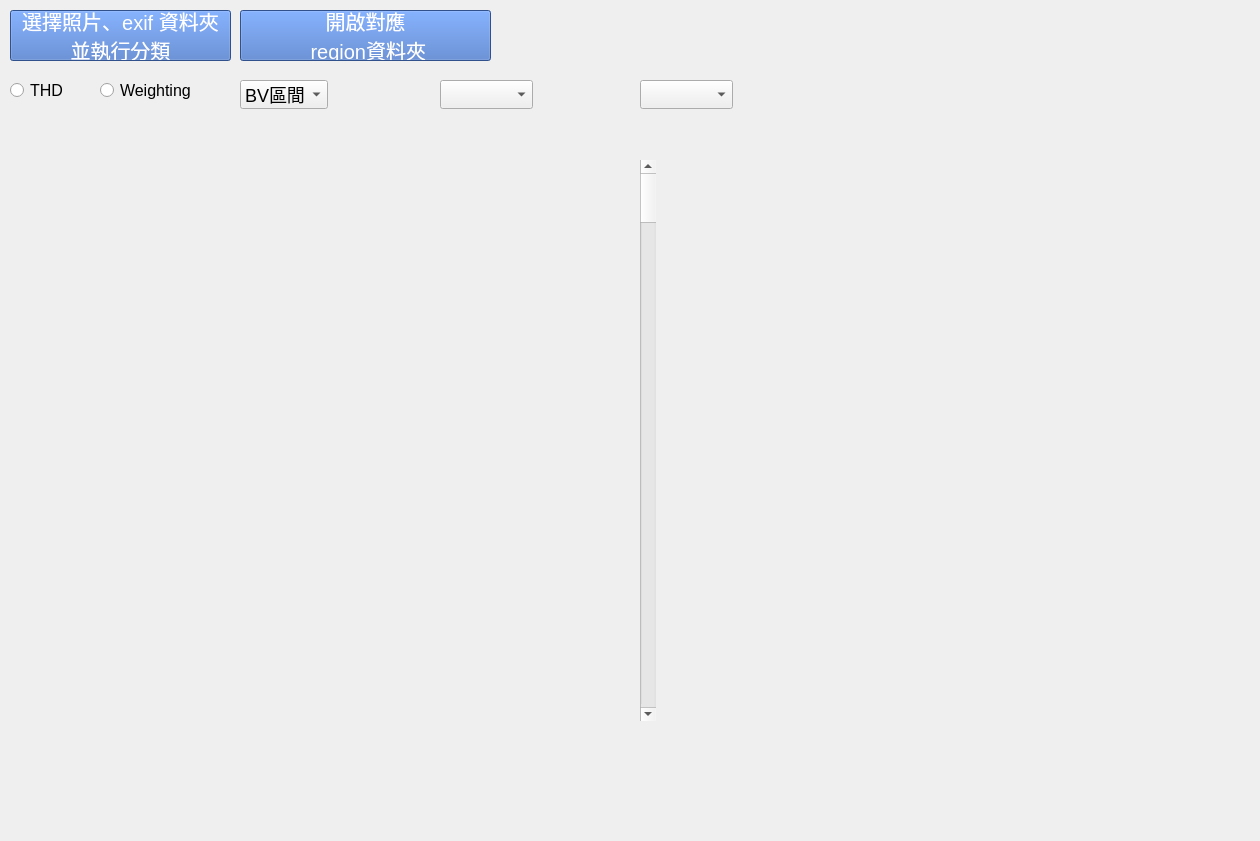
This is MTK/AE/mtkAEclassify/UI.ui in YuTing-Fang1999/FIH-tool as Qt 5 draws it before an edit. The edited form follows.
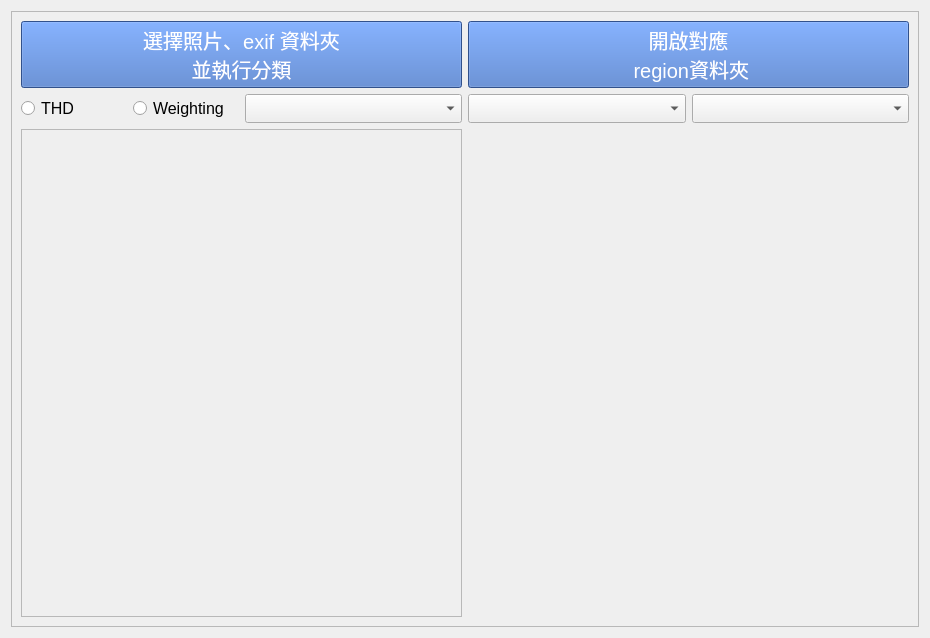
This is the edited form.

The edit to the form file:
```diff
--- a/MTK/AE/mtkAEclassify/UI.ui
+++ b/MTK/AE/mtkAEclassify/UI.ui
@@ -6,8 +6,8 @@
    <rect>
     <x>0</x>
     <y>0</y>
-    <width>1260</width>
-    <height>841</height>
+    <width>930</width>
+    <height>638</height>
    </rect>
   </property>
   <property name="font">
@@ -21,175 +21,205 @@
   <property name="layoutDirection">
    <enum>Qt::LeftToRight</enum>
   </property>
-  <widget class="QRadioButton" name="weighting_radio">
-   <property name="geometry">
-    <rect>
-     <x>100</x>
-     <y>70</y>
-     <width>121</width>
-     <height>41</height>
-    </rect>
-   </property>
-   <property name="font">
-    <font>
-     <pointsize>12</pointsize>
-    </font>
-   </property>
-   <property name="text">
-    <string>Weighting</string>
-   </property>
-  </widget>
-  <widget class="QPushButton" name="open_dir_btn">
-   <property name="geometry">
-    <rect>
-     <x>240</x>
-     <y>10</y>
-     <width>251</width>
-     <height>51</height>
-    </rect>
-   </property>
-   <property name="styleSheet">
-    <string notr="true">font:20px ;
-text-align:center;
-background:rgb(68, 114, 196); 
-color:rgb(255, 255, 255);</string>
-   </property>
-   <property name="text">
-    <string>開啟對應
- region資料夾</string>
-   </property>
-  </widget>
-  <widget class="QPushButton" name="load_exif_btn">
-   <property name="geometry">
-    <rect>
-     <x>10</x>
-     <y>10</y>
-     <width>221</width>
-     <height>51</height>
-    </rect>
-   </property>
-   <property name="styleSheet">
-    <string notr="true">font:20px ;
-text-align:center;
-background:rgb(68, 114, 196); 
-color:rgb(255, 255, 255);</string>
-   </property>
-   <property name="text">
-    <string>選擇照片、exif 資料夾
-並執行分類</string>
-   </property>
-  </widget>
-  <widget class="QRadioButton" name="THD_radio">
-   <property name="geometry">
-    <rect>
-     <x>10</x>
-     <y>70</y>
-     <width>121</width>
-     <height>41</height>
-    </rect>
-   </property>
-   <property name="font">
-    <font>
-     <pointsize>12</pointsize>
-    </font>
-   </property>
-   <property name="text">
-    <string>THD</string>
-   </property>
-  </widget>
-  <widget class="QComboBox" name="BV_comboBox">
-   <property name="geometry">
-    <rect>
-     <x>240</x>
-     <y>80</y>
-     <width>89</width>
-     <height>24</height>
-    </rect>
-   </property>
-   <property name="font">
-    <font>
-     <pointsize>-1</pointsize>
-     <weight>50</weight>
-     <italic>false</italic>
-     <bold>false</bold>
-    </font>
-   </property>
-   <property name="styleSheet">
-    <string notr="true">font:18px ;
-text-align:center;</string>
-   </property>
-   <property name="sizeAdjustPolicy">
-    <enum>QComboBox::AdjustToContents</enum>
-   </property>
+  <layout class="QVBoxLayout" name="verticalLayout">
    <item>
-    <property name="text">
-     <string>BV區間</string>
-    </property>
+    <widget class="QScrollArea" name="scrollArea">
+     <property name="widgetResizable">
+      <bool>true</bool>
+     </property>
+     <widget class="QWidget" name="scrollAreaWidgetContents">
+      <property name="geometry">
+       <rect>
+        <x>0</x>
+        <y>0</y>
+        <width>910</width>
+        <height>618</height>
+       </rect>
+      </property>
+      <layout class="QVBoxLayout" name="verticalLayout_4">
+       <item>
+        <layout class="QHBoxLayout" name="horizontalLayout_2">
+         <item>
+          <widget class="QPushButton" name="load_exif_btn">
+           <property name="minimumSize">
+            <size>
+             <width>200</width>
+             <height>60</height>
+            </size>
+           </property>
+           <property name="cursor">
+            <cursorShape>OpenHandCursor</cursorShape>
+           </property>
+           <property name="styleSheet">
+            <string notr="true">font:20px ;
+text-align:center;
+background:rgb(68, 114, 196); 
+color:rgb(255, 255, 255);</string>
+           </property>
+           <property name="text">
+            <string>選擇照片、exif 資料夾
+並執行分類</string>
+           </property>
+          </widget>
+         </item>
+         <item>
+          <widget class="QPushButton" name="open_dir_btn">
+           <property name="minimumSize">
+            <size>
+             <width>200</width>
+             <height>60</height>
+            </size>
+           </property>
+           <property name="cursor">
+            <cursorShape>OpenHandCursor</cursorShape>
+           </property>
+           <property name="styleSheet">
+            <string notr="true">font:20px ;
+text-align:center;
+background:rgb(68, 114, 196); 
+color:rgb(255, 255, 255);</string>
+           </property>
+           <property name="text">
+            <string>開啟對應
+ region資料夾</string>
+           </property>
+          </widget>
+         </item>
+        </layout>
+       </item>
+       <item>
+        <layout class="QHBoxLayout" name="horizontalLayout_3">
+         <item>
+          <layout class="QHBoxLayout" name="horizontalLayout">
+           <item>
+            <widget class="QRadioButton" name="THD_radio">
+             <property name="font">
+              <font>
+               <pointsize>12</pointsize>
+              </font>
+             </property>
+             <property name="text">
+              <string>THD</string>
+             </property>
+             <attribute name="buttonGroup">
+              <string notr="true">button_group</string>
+             </attribute>
+            </widget>
+           </item>
+           <item>
+            <widget class="QRadioButton" name="weighting_radio">
+             <property name="font">
+              <font>
+               <pointsize>12</pointsize>
+              </font>
+             </property>
+             <property name="text">
+              <string>Weighting</string>
+             </property>
+             <attribute name="buttonGroup">
+              <string notr="true">button_group</string>
+             </attribute>
+            </widget>
+           </item>
+          </layout>
+         </item>
+         <item>
+          <widget class="QComboBox" name="BV_comboBox">
+           <property name="font">
+            <font>
+             <pointsize>-1</pointsize>
+             <weight>50</weight>
+             <italic>false</italic>
+             <bold>false</bold>
+            </font>
+           </property>
+           <property name="styleSheet">
+            <string notr="true">font:18px ;
+text-align:center;</string>
+           </property>
+           <property name="sizeAdjustPolicy">
+            <enum>QComboBox::AdjustToContents</enum>
+           </property>
+          </widget>
+         </item>
+         <item>
+          <widget class="QComboBox" name="B2D_EVD_comboBox">
+           <property name="font">
+            <font>
+             <pointsize>-1</pointsize>
+             <weight>50</weight>
+             <italic>false</italic>
+             <bold>false</bold>
+            </font>
+           </property>
+           <property name="styleSheet">
+            <string notr="true">font:18px ;
+text-align:center;</string>
+           </property>
+           <property name="sizeAdjustPolicy">
+            <enum>QComboBox::AdjustToContents</enum>
+           </property>
+          </widget>
+         </item>
+         <item>
+          <widget class="QComboBox" name="Mid_B2M_comboBox">
+           <property name="font">
+            <font>
+             <pointsize>-1</pointsize>
+             <weight>50</weight>
+             <italic>false</italic>
+             <bold>false</bold>
+            </font>
+           </property>
+           <property name="styleSheet">
+            <string notr="true">font:18px ;
+text-align:center;</string>
+           </property>
+           <property name="sizeAdjustPolicy">
+            <enum>QComboBox::AdjustToContents</enum>
+           </property>
+          </widget>
+         </item>
+        </layout>
+       </item>
+       <item>
+        <layout class="QHBoxLayout" name="horizontalLayout_4" stretch="1,1">
+         <item>
+          <widget class="QScrollArea" name="scrollArea_2">
+           <property name="widgetResizable">
+            <bool>true</bool>
+           </property>
+           <widget class="QWidget" name="scrollAreaWidgetContents_2">
+            <property name="geometry">
+             <rect>
+              <x>0</x>
+              <y>0</y>
+              <width>440</width>
+              <height>496</height>
+             </rect>
+            </property>
+            <layout class="QVBoxLayout" name="verticalLayout_2">
+             <item>
+              <layout class="QGridLayout" name="photo_grid"/>
+             </item>
+            </layout>
+           </widget>
+          </widget>
+         </item>
+         <item>
+          <widget class="QLabel" name="graph_label">
+           <property name="text">
+            <string/>
+           </property>
+          </widget>
+         </item>
+        </layout>
+       </item>
+      </layout>
+     </widget>
+    </widget>
    </item>
-  </widget>
-  <widget class="QComboBox" name="interval_comboBox">
-   <property name="geometry">
-    <rect>
-     <x>440</x>
-     <y>80</y>
-     <width>87</width>
-     <height>24</height>
-    </rect>
-   </property>
-   <property name="font">
-    <font>
-     <pointsize>-1</pointsize>
-     <weight>50</weight>
-     <italic>false</italic>
-     <bold>false</bold>
-    </font>
-   </property>
-   <property name="styleSheet">
-    <string notr="true">font:18px ;
-text-align:center;</string>
-   </property>
-   <property name="sizeAdjustPolicy">
-    <enum>QComboBox::AdjustToContents</enum>
-   </property>
-  </widget>
-  <widget class="QComboBox" name="interval_comboBox2">
-   <property name="geometry">
-    <rect>
-     <x>640</x>
-     <y>80</y>
-     <width>87</width>
-     <height>24</height>
-    </rect>
-   </property>
-   <property name="font">
-    <font>
-     <pointsize>-1</pointsize>
-     <weight>50</weight>
-     <italic>false</italic>
-     <bold>false</bold>
-    </font>
-   </property>
-   <property name="styleSheet">
-    <string notr="true">font:18px ;
-text-align:center;</string>
-   </property>
-   <property name="sizeAdjustPolicy">
-    <enum>QComboBox::AdjustToContents</enum>
-   </property>
-  </widget>
-  <widget class="QScrollBar" name="verticalScrollBar">
-   <property name="geometry">
-    <rect>
-     <x>640</x>
-     <y>160</y>
-     <width>16</width>
-     <height>561</height>
-    </rect>
-   </property>
-   <property name="orientation">
-    <enum>Qt::Vertical</enum>
-   </property>
-  </widget>
+  </layout>
  </widget>
  <resources/>
  <connections/>
```
Left out of the diff: 3 changed lines with no effect on the pictures.
